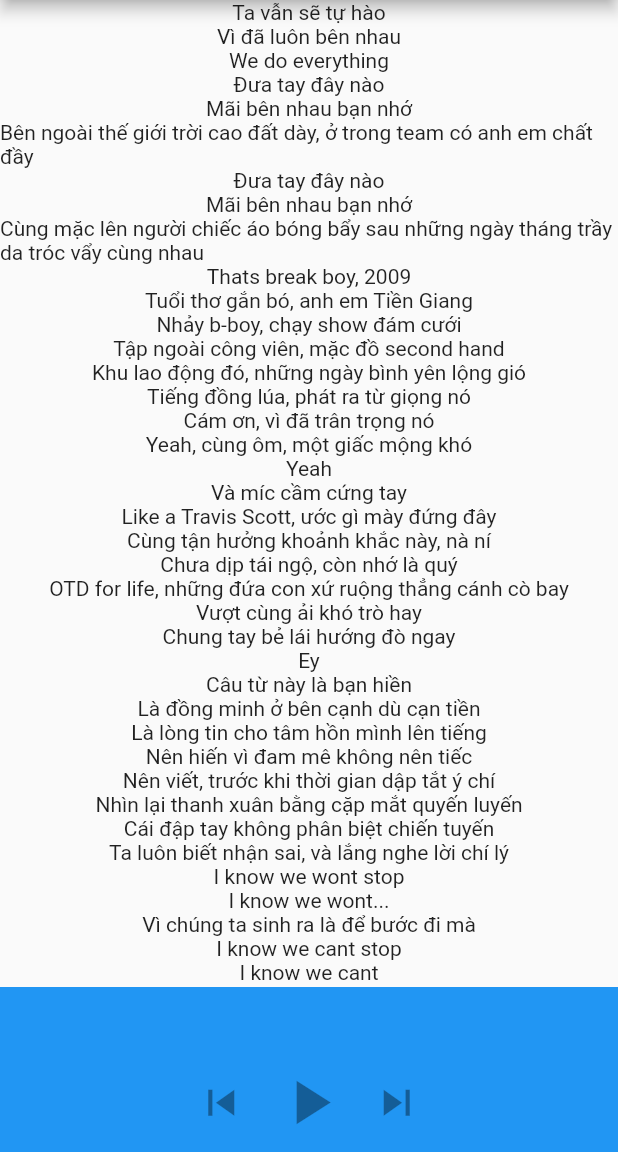
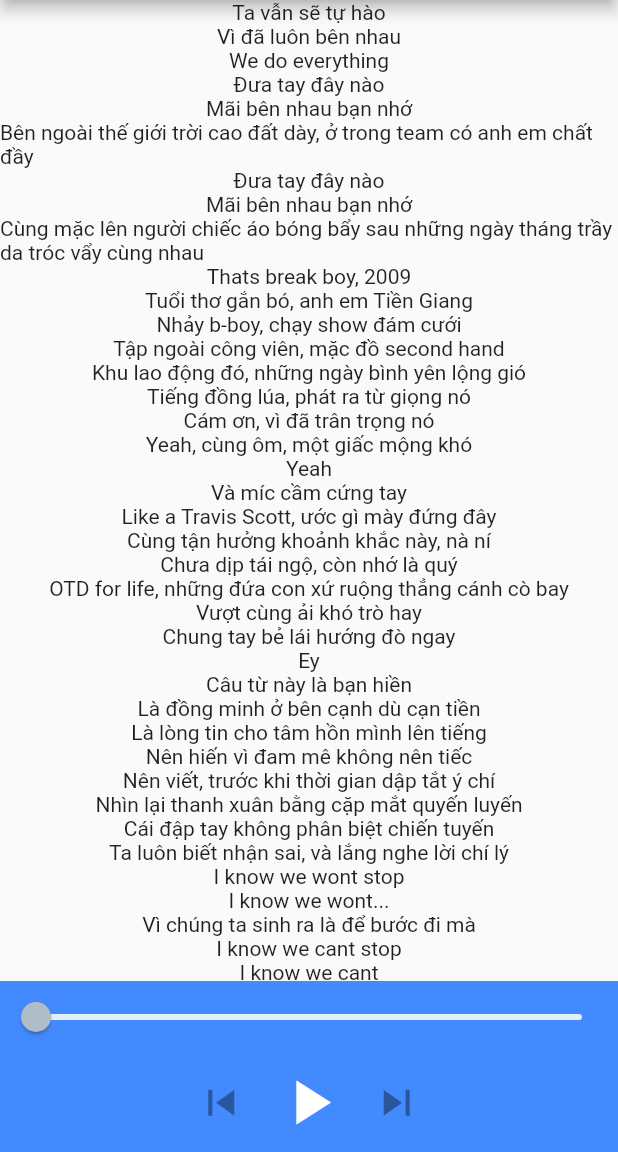
Before and after one commit to nducthien/BB-Learn-English, a Flutter app: the MyHomePage screen opened directly, scrolled down 576 dp, on a phone screen of 412 x 824 dp, the part 84-1236 px from its top. Run offline on Flutter 3.47's test engine with Material 2 defaults, Android fonts, the phone set to English and light mode, and no system bars; our stand-ins replace audioplayers; network calls fail.

Commit message:
- play video with bottom detail

```diff
--- a/lib/widget/bottom_detail.dart
+++ b/lib/widget/bottom_detail.dart
@@ -1,3 +1,5 @@
+import 'package:audioplayers/audio_cache.dart';
+import 'package:audioplayers/audioplayers.dart';
 import 'package:flutter/material.dart';
 
 class BottomDetail extends StatefulWidget {
@@ -13,25 +15,78 @@ class BottomDetail extends StatefulWidget {
   _BottomDetailState createState() => _BottomDetailState();
 }
 
+bool _light = true;
+
 class _BottomDetailState extends State<BottomDetail> {
+
+  bool playing = false; // at the beginning, not playing any song
+  IconData btnPlay = Icons.play_arrow; // the main state of the play button
+
+  AudioPlayer _audioPlayer;
+  AudioCache cache;
+
+  Duration position = new Duration();
+  Duration musicLength = new Duration();
+
+  Widget slider() {
+    return Slider(
+        activeColor: Color(0xFFB0BCC6),
+        inactiveColor: Color(0xFFE0F0F4),
+        value: position.inSeconds.toDouble(),
+        max: musicLength.inSeconds.toDouble(),
+        onChanged: (value) {
+          seekToSec(value.toInt());
+        });
+  }
+
+  void seekToSec(int value) {
+    Duration newPos = Duration(seconds: value);
+    _audioPlayer.seek(newPos);
+  }
+
+  @override
+  void initState() {
+    // TODO: implement initState
+    super.initState();
+
+    _audioPlayer = AudioPlayer();
+    cache = AudioCache(fixedPlayer: _audioPlayer);
+
+    // handle audio time
+    _audioPlayer.durationHandler = (d) {
+      setState(() {
+        musicLength = d;
+      });
+    };
+
+    _audioPlayer.positionHandler = (p) {
+      setState(() {
+        position = p;
+      });
+    };
+
+    cache.load("tbdk.mp3");
+  }
+
+
   @override
   Widget build(BuildContext context) {
     return AnimatedContainer(
-      color: Colors.red,
-      height: widget.showBottomBar ? 110 : 0,
+      color: Colors.blueAccent,
+      height: widget.showBottomBar ? 114 : 0,
       duration: Duration(milliseconds: 200),
       child: Column(
         children: <Widget>[
           Expanded(
               child: Container(
                 decoration: BoxDecoration(
-                  color: Colors.blue,
+                  color: Colors.blueAccent,
                 ),
                 child: Column(
-                  mainAxisAlignment: MainAxisAlignment.end,
+                  mainAxisAlignment: MainAxisAlignment.center,
                   crossAxisAlignment: CrossAxisAlignment.center,
                   children: <Widget>[
-                    //slider(),
+                    slider(),
                     Row(
                       mainAxisAlignment: MainAxisAlignment.center,
                       crossAxisAlignment: CrossAxisAlignment.center,
@@ -42,10 +97,24 @@ class _BottomDetailState extends State<BottomDetail> {
                             color: Colors.white,
                             onPressed: null),
                         IconButton(
-                          icon: Icon(Icons.play_arrow),
-                          iconSize: 50.0,
-                          color: Colors.white,
-                        ),
+                            icon: Icon(btnPlay),
+                            iconSize: 50.0,
+                            color: Colors.white,
+                            onPressed: () {
+                              if (!playing) {
+                                cache.play("tbdk.mp3");
+                                setState(() {
+                                  btnPlay = Icons.pause;
+                                  playing = true;
+                                });
+                              } else {
+                                _audioPlayer.pause();
+                                setState(() {
+                                  btnPlay = Icons.play_arrow;
+                                  playing = false;
+                                });
+                              }
+                            }),
                         IconButton(
                             icon: Icon(Icons.skip_next),
                             iconSize: 35.0,
```
